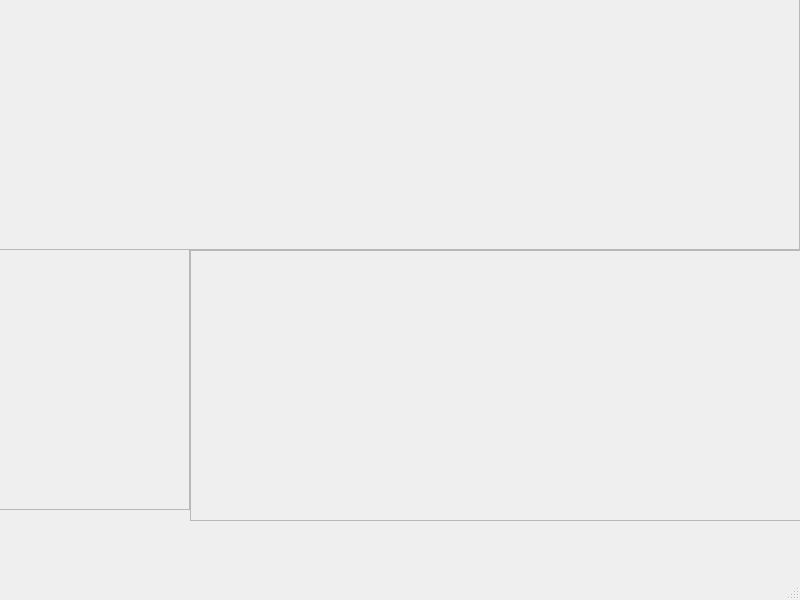
This is UI/page.ui in sathachao/Wall as Qt 5 draws it before an edit. The edited form follows.
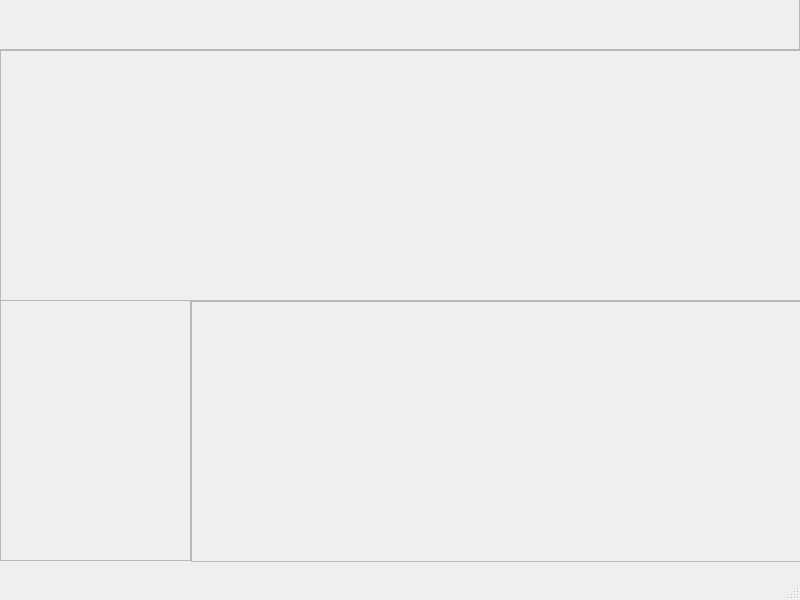
This is the edited form.

What changed in the file:
```diff
--- a/UI/page.ui
+++ b/UI/page.ui
@@ -29,12 +29,18 @@
    <widget class="QFrame" name="contentFrame">
     <property name="geometry">
      <rect>
-      <x>190</x>
-      <y>250</y>
+      <x>191</x>
+      <y>301</y>
       <width>611</width>
-      <height>271</height>
+      <height>261</height>
      </rect>
     </property>
+    <property name="maximumSize">
+     <size>
+      <width>611</width>
+      <height>261</height>
+     </size>
+    </property>
     <property name="frameShape">
      <enum>QFrame::StyledPanel</enum>
     </property>
@@ -45,12 +51,18 @@
    <widget class="QFrame" name="headerFrame">
     <property name="geometry">
      <rect>
-      <x>-1</x>
-      <y>-1</y>
+      <x>0</x>
+      <y>50</y>
       <width>801</width>
       <height>251</height>
      </rect>
     </property>
+    <property name="maximumSize">
+     <size>
+      <width>801</width>
+      <height>251</height>
+     </size>
+    </property>
     <property name="frameShape">
      <enum>QFrame::StyledPanel</enum>
     </property>
@@ -61,12 +73,40 @@
    <widget class="QFrame" name="tabFrame">
     <property name="geometry">
      <rect>
+      <x>0</x>
+      <y>300</y>
+      <width>191</width>
+      <height>261</height>
+     </rect>
+    </property>
+    <property name="maximumSize">
+     <size>
+      <width>191</width>
+      <height>261</height>
+     </size>
+    </property>
+    <property name="frameShape">
+     <enum>QFrame::StyledPanel</enum>
+    </property>
+    <property name="frameShadow">
+     <enum>QFrame::Raised</enum>
+    </property>
+   </widget>
+   <widget class="QFrame" name="frame">
+    <property name="geometry">
+     <rect>
       <x>-1</x>
-      <y>249</y>
-      <width>191</width>
-      <height>261</height>
+      <y>-1</y>
+      <width>801</width>
+      <height>51</height>
      </rect>
     </property>
+    <property name="maximumSize">
+     <size>
+      <width>801</width>
+      <height>51</height>
+     </size>
+    </property>
     <property name="frameShape">
      <enum>QFrame::StyledPanel</enum>
     </property>
```
